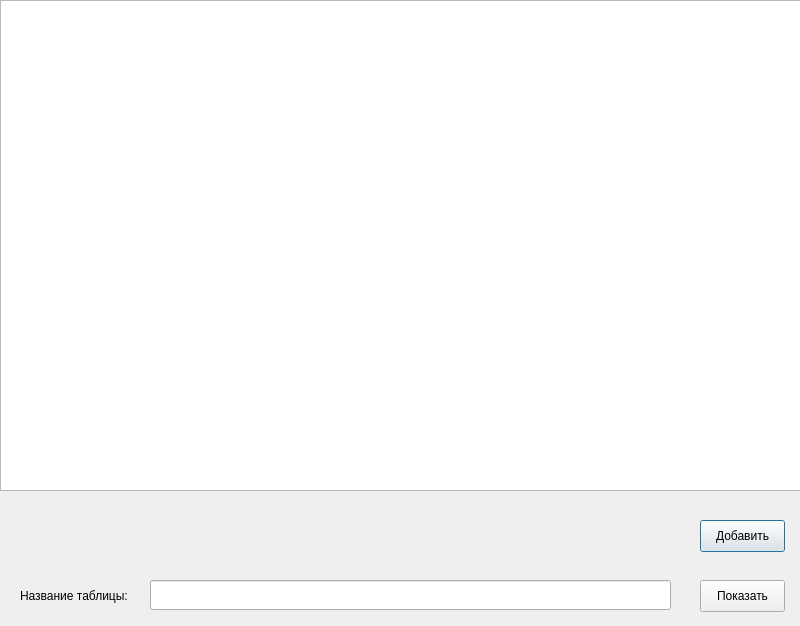
Qt form MainWindowDesign.ui (AntEugene/Print3dCompany) before a commit.
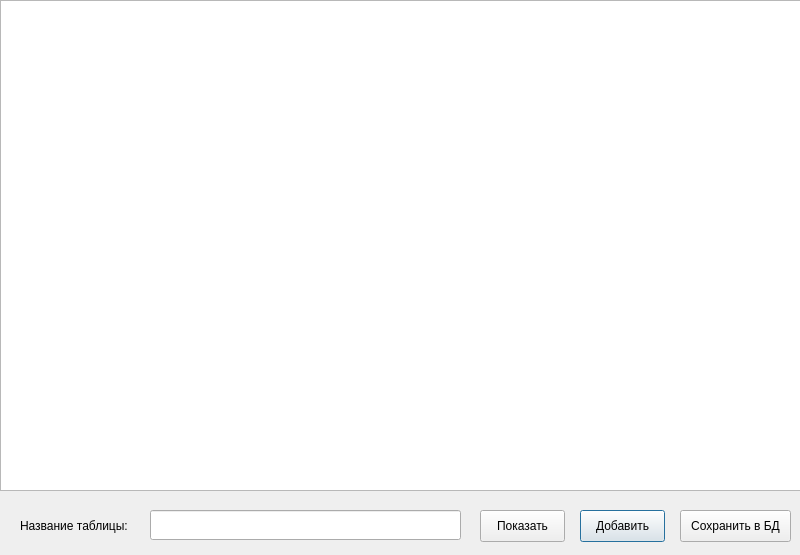
The same form after that commit.

Commit message: Add new row in table

```diff
--- a/MainWindowDesign.ui
+++ b/MainWindowDesign.ui
@@ -7,13 +7,19 @@
     <x>0</x>
     <y>0</y>
     <width>800</width>
-    <height>626</height>
+    <height>555</height>
    </rect>
   </property>
   <property name="minimumSize">
    <size>
-    <width>676</width>
-    <height>504</height>
+    <width>800</width>
+    <height>555</height>
+   </size>
+  </property>
+  <property name="maximumSize">
+   <size>
+    <width>800</width>
+    <height>555</height>
    </size>
   </property>
   <property name="windowTitle">
@@ -22,8 +28,8 @@
   <widget class="QPushButton" name="Button_Add">
    <property name="geometry">
     <rect>
-     <x>700</x>
-     <y>520</y>
+     <x>580</x>
+     <y>510</y>
      <width>85</width>
      <height>32</height>
     </rect>
@@ -35,8 +41,8 @@
   <widget class="QPushButton" name="Button_Show">
    <property name="geometry">
     <rect>
-     <x>700</x>
-     <y>580</y>
+     <x>480</x>
+     <y>510</y>
      <width>85</width>
      <height>32</height>
     </rect>
@@ -59,8 +65,8 @@
    <property name="geometry">
     <rect>
      <x>150</x>
-     <y>580</y>
-     <width>521</width>
+     <y>510</y>
+     <width>311</width>
      <height>30</height>
     </rect>
    </property>
@@ -69,7 +75,7 @@
    <property name="geometry">
     <rect>
      <x>20</x>
-     <y>580</y>
+     <y>510</y>
      <width>121</width>
      <height>31</height>
     </rect>
@@ -78,6 +84,19 @@
     <string>Название таблицы:</string>
    </property>
   </widget>
+  <widget class="QPushButton" name="Button_Save">
+   <property name="geometry">
+    <rect>
+     <x>680</x>
+     <y>510</y>
+     <width>111</width>
+     <height>32</height>
+    </rect>
+   </property>
+   <property name="text">
+    <string>Сохранить в БД</string>
+   </property>
+  </widget>
  </widget>
  <resources/>
  <connections/>
```
The commit also changes 2 other files.
